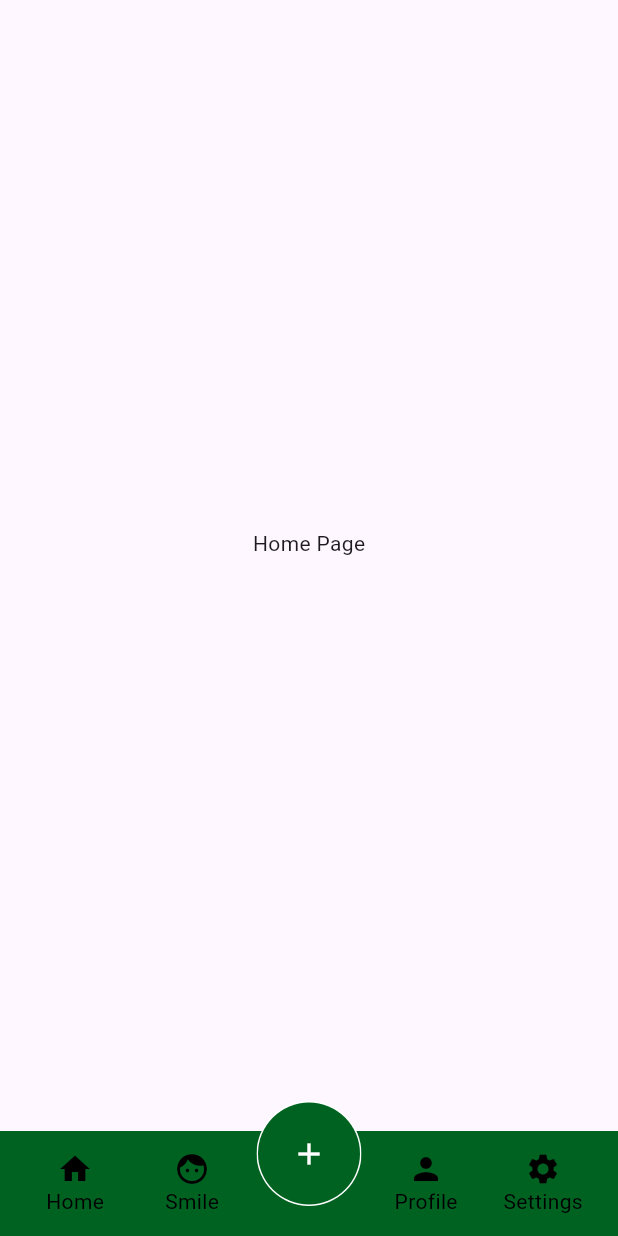
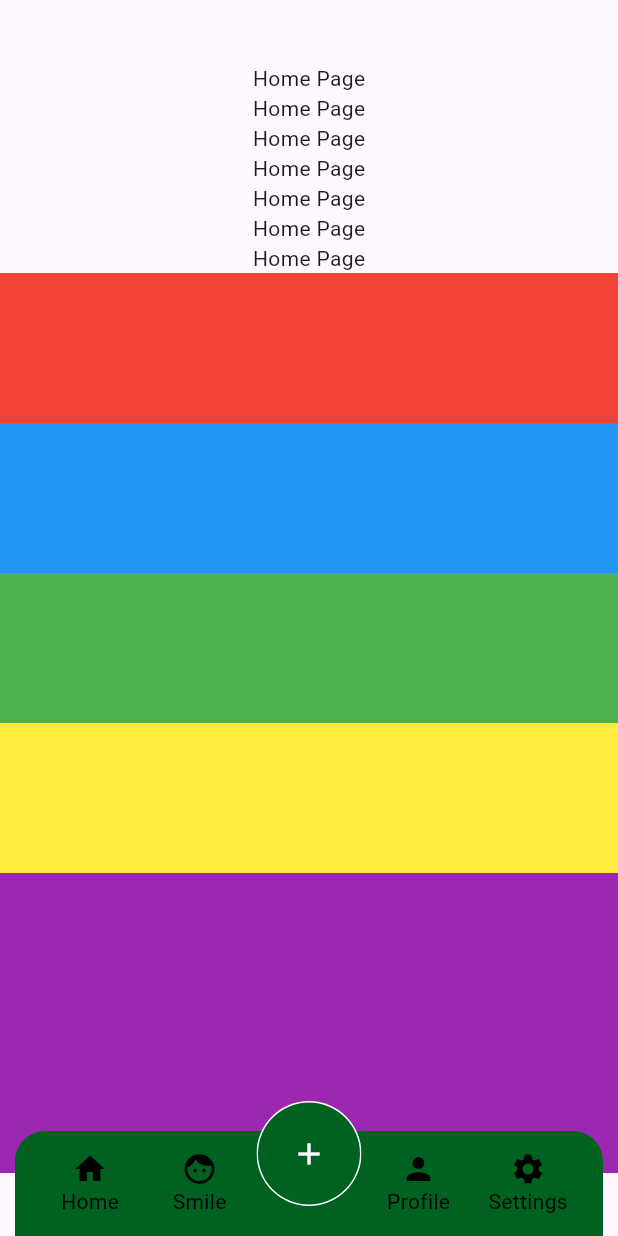
Before and after one commit to dani-banani/ComputingProject, a Flutter app: the screen it shows after launch, on a phone screen of 412 x 824 dp. Run offline on Flutter 3.47's test engine with Material 3 defaults, Android fonts, the phone set to English and light mode, and no system bars; our stand-ins replace get.

Commit message:
good message

```diff
--- a/lib/main.dart
+++ b/lib/main.dart
@@ -17,6 +17,24 @@ class MainApp extends StatelessWidget {
       debugShowCheckedModeBanner: false,
       initialRoute: AppRoutes.home,
       getPages: AppRoutes.pages,
+      navigatorKey: Get.key,
+      builder: (context, child) {
+        return Scaffold(
+          body: Stack(
+            children: [
+              child ?? const SizedBox.shrink(),
+              Column(
+                mainAxisAlignment: MainAxisAlignment.end,
+                children: [
+                  FooterNavbarWidget(),
+                ],
+              ),
+            ],
+          ),
+        );
+      },
+
+
     );
   }
 }
--- a/lib/navigation/app_routes.dart
+++ b/lib/navigation/app_routes.dart
@@ -1,7 +1,10 @@
 import 'package:get/get.dart';
+
 import '../pages/home_page.dart';
 import '../pages/random_page.dart';
 import '../pages/settings_page.dart';
+
+
 class AppRoutes {
   static List<GetPage> pages = [
     GetPage(
--- a/lib/pages/home_page.dart
+++ b/lib/pages/home_page.dart
@@ -8,9 +8,45 @@ class HomePage extends StatelessWidget {
   Widget build(BuildContext context) {
     return Scaffold(
       body: Center(
-        child: Text("Home Page"),
+        child: SingleChildScrollView(
+          physics: const AlwaysScrollableScrollPhysics().applyTo(BouncingScrollPhysics()),
+          child: Column(
+            children: [
+              Text("Home Page"),
+              Text("Home Page"),
+              Text("Home Page"),
+              Text("Home Page"),
+              Text("Home Page"),
+              Text("Home Page"),
+              Text("Home Page"),
+              Container(
+                color: Colors.red,
+                height: 100,
+              ),
+              Container(
+                color: Colors.blue,
+                height: 100,
+              ),
+              Container(
+                color: Colors.green,
+                height: 100,
+              ),
+              Container(
+                color: Colors.yellow,
+                height: 100,
+              ),
+              Container(
+                color: Colors.purple,
+                height: 100,
+              ),
+                        Container(
+                color: Colors.purple,
+                height: 100,
+              ),
+            ],
+          ),
+        ),
       ),
-      bottomNavigationBar: FooterNavbarWidget(),
     );
   }
 }
--- a/lib/pages/random_page.dart
+++ b/lib/pages/random_page.dart
@@ -7,7 +7,6 @@ class RandomPage extends StatelessWidget {
   Widget build(BuildContext context) {
     return Scaffold(
       body: Center(child: Text("Random Page")),
-      bottomNavigationBar: FooterNavbarWidget(),
     );
   }
 }
--- a/lib/pages/settings_page.dart
+++ b/lib/pages/settings_page.dart
@@ -8,7 +8,6 @@ class SettingsPage extends StatelessWidget {
   Widget build(BuildContext context) {
     return Scaffold(
       body: Center(child: Text("Settings Page")),
-      bottomNavigationBar: FooterNavbarWidget(),
     );
   }
 }
--- a/lib/widgets/footer_navbar_widget.dart
+++ b/lib/widgets/footer_navbar_widget.dart
@@ -16,14 +16,22 @@ class _FooterNavbarWidgetState extends State<FooterNavbarWidget> {
   @override
   Widget build(BuildContext context) {
     return Container(
+      color: Colors.transparent,
       height: 100,
+      padding: EdgeInsets.symmetric(horizontal: 10),
       child: LayoutBuilder(builder: (context, constraints) {
         return Stack(
           alignment: Alignment.bottomCenter,
           children: [
             Container(
+              decoration: BoxDecoration(
+                color: baseColor,
+                borderRadius: BorderRadius.only(
+                  topLeft: Radius.circular(20),
+                  topRight: Radius.circular(20),
+                ),
+              ),
               height: constraints.maxHeight * 0.7,
-              color: baseColor,
               padding: EdgeInsets.symmetric(horizontal: 20),
               child: Row(
                 mainAxisAlignment: MainAxisAlignment.spaceBetween,
```
